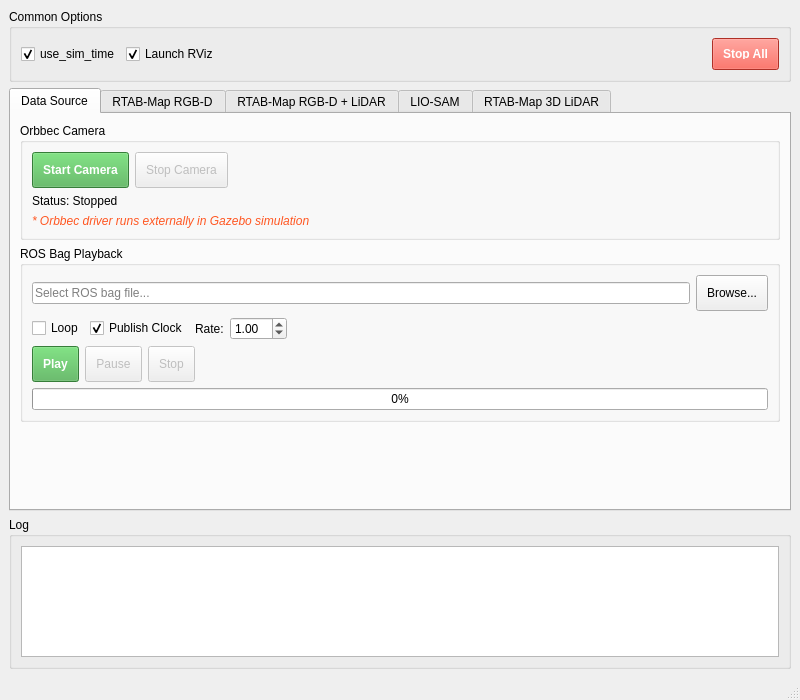
First picture: the form in src/SLAM/SLAM_Manager/3D/slam_manager_3d/slam_manager_3d/ui/slam_manager_3d.ui, repository orocapangyo/ros2_3dslam_ws, before the edit.
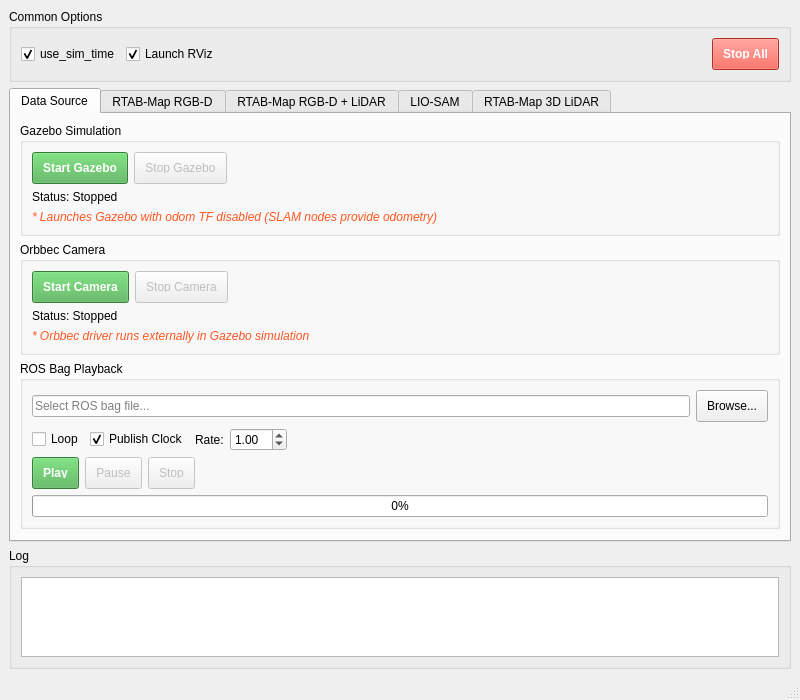
Second picture: the form after the edit.

Commit message: feat(slam_manager_3d): Add LIO-SAM, RTAB-Map 3D LiDAR, and Gazebo to SLAM Manager

Patch:
```diff
--- a/src/SLAM/SLAM_Manager/3D/slam_manager_3d/slam_manager_3d/ui/slam_manager_3d.ui
+++ b/src/SLAM/SLAM_Manager/3D/slam_manager_3d/slam_manager_3d/ui/slam_manager_3d.ui
@@ -83,6 +83,84 @@
         <string>Data Source</string>
        </attribute>
        <layout class="QVBoxLayout" name="verticalLayout_2">
+        <item>
+         <widget class="QGroupBox" name="groupGazebo">
+          <property name="title">
+           <string>Gazebo Simulation</string>
+          </property>
+          <layout class="QVBoxLayout" name="verticalLayout_gazebo">
+           <item>
+            <layout class="QHBoxLayout" name="horizontalLayout_gazebo">
+             <item>
+              <widget class="QPushButton" name="btnStartGazebo">
+               <property name="minimumSize">
+                <size>
+                 <width>0</width>
+                 <height>32</height>
+                </size>
+               </property>
+               <property name="text">
+                <string>Start Gazebo</string>
+               </property>
+               <property name="styleSheet">
+                <string notr="true">background-color: #4CAF50; color: white; font-weight: bold; padding: 10px;</string>
+               </property>
+              </widget>
+             </item>
+             <item>
+              <widget class="QPushButton" name="btnStopGazebo">
+               <property name="enabled">
+                <bool>false</bool>
+               </property>
+               <property name="minimumSize">
+                <size>
+                 <width>0</width>
+                 <height>32</height>
+                </size>
+               </property>
+               <property name="text">
+                <string>Stop Gazebo</string>
+               </property>
+               <property name="styleSheet">
+                <string notr="true">padding: 10px;</string>
+               </property>
+              </widget>
+             </item>
+             <item>
+              <spacer name="horizontalSpacer_gazebo">
+               <property name="orientation">
+                <enum>Qt::Horizontal</enum>
+               </property>
+               <property name="sizeHint" stdset="0">
+                <size>
+                 <width>40</width>
+                 <height>20</height>
+                </size>
+               </property>
+              </spacer>
+             </item>
+            </layout>
+           </item>
+           <item>
+            <widget class="QLabel" name="lblGazeboStatus">
+             <property name="text">
+              <string>Status: Stopped</string>
+             </property>
+            </widget>
+           </item>
+           <item>
+            <widget class="QLabel" name="lblGazeboInfo">
+             <property name="text">
+              <string>* Launches Gazebo with odom TF disabled (SLAM nodes provide odometry)</string>
+             </property>
+             <property name="styleSheet">
+              <string notr="true">font-style: italic; color: #FF5722;</string>
+             </property>
+            </widget>
+           </item>
+          </layout>
+         </widget>
+        </item>
         <item>
          <widget class="QGroupBox" name="groupOrbbec">
           <property name="title">
```
The commit also changes 2 other files.
